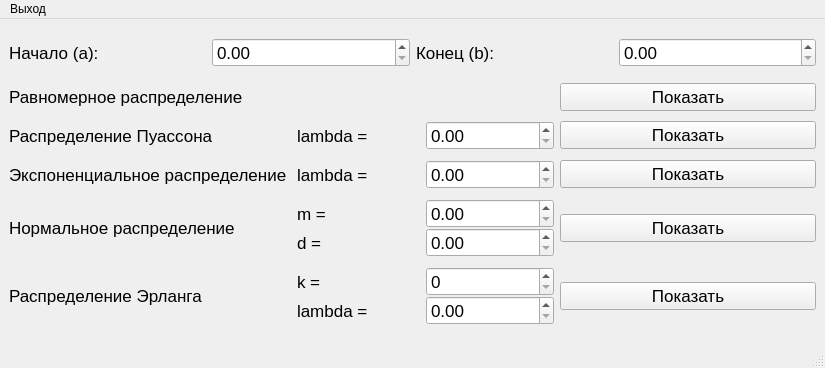
Qt form mod7_3/ui/main_window.ui (CakeForKit/modeling_7sem) before a commit.
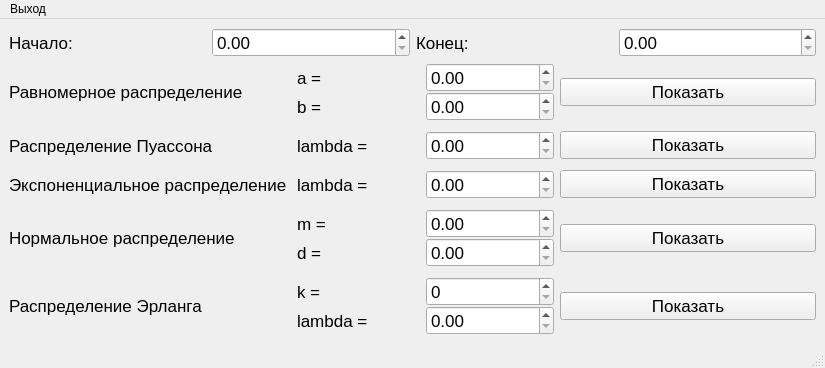
The same form after that commit.

The edit to the form file:
```diff
--- a/mod7_3/ui/main_window.ui
+++ b/mod7_3/ui/main_window.ui
@@ -31,7 +31,7 @@
          </font>
         </property>
         <property name="text">
-         <string>Начало (a): </string>
+         <string>Начало: </string>
         </property>
        </widget>
       </item>
@@ -52,7 +52,7 @@
          </font>
         </property>
         <property name="text">
-         <string>Конец (b): </string>
+         <string>Конец: </string>
         </property>
        </widget>
       </item>
@@ -353,6 +353,60 @@
         </property>
        </widget>
       </item>
+      <item row="0" column="1">
+       <layout class="QVBoxLayout" name="verticalLayout_2">
+        <item>
+         <layout class="QHBoxLayout" name="horizontalLayout_7">
+          <item>
+           <widget class="QLabel" name="label_11">
+            <property name="font">
+             <font>
+              <pointsize>13</pointsize>
+             </font>
+            </property>
+            <property name="text">
+             <string>a = </string>
+            </property>
+           </widget>
+          </item>
+          <item>
+           <widget class="QDoubleSpinBox" name="uniform_a_spb">
+            <property name="font">
+             <font>
+              <pointsize>13</pointsize>
+             </font>
+            </property>
+           </widget>
+          </item>
+         </layout>
+        </item>
+        <item>
+         <layout class="QHBoxLayout" name="horizontalLayout_8">
+          <item>
+           <widget class="QLabel" name="label_12">
+            <property name="font">
+             <font>
+              <pointsize>13</pointsize>
+             </font>
+            </property>
+            <property name="text">
+             <string>b = </string>
+            </property>
+           </widget>
+          </item>
+          <item>
+           <widget class="QDoubleSpinBox" name="uniform_b_spb">
+            <property name="font">
+             <font>
+              <pointsize>13</pointsize>
+             </font>
+            </property>
+           </widget>
+          </item>
+         </layout>
+        </item>
+       </layout>
+      </item>
      </layout>
     </item>
    </layout>
```
